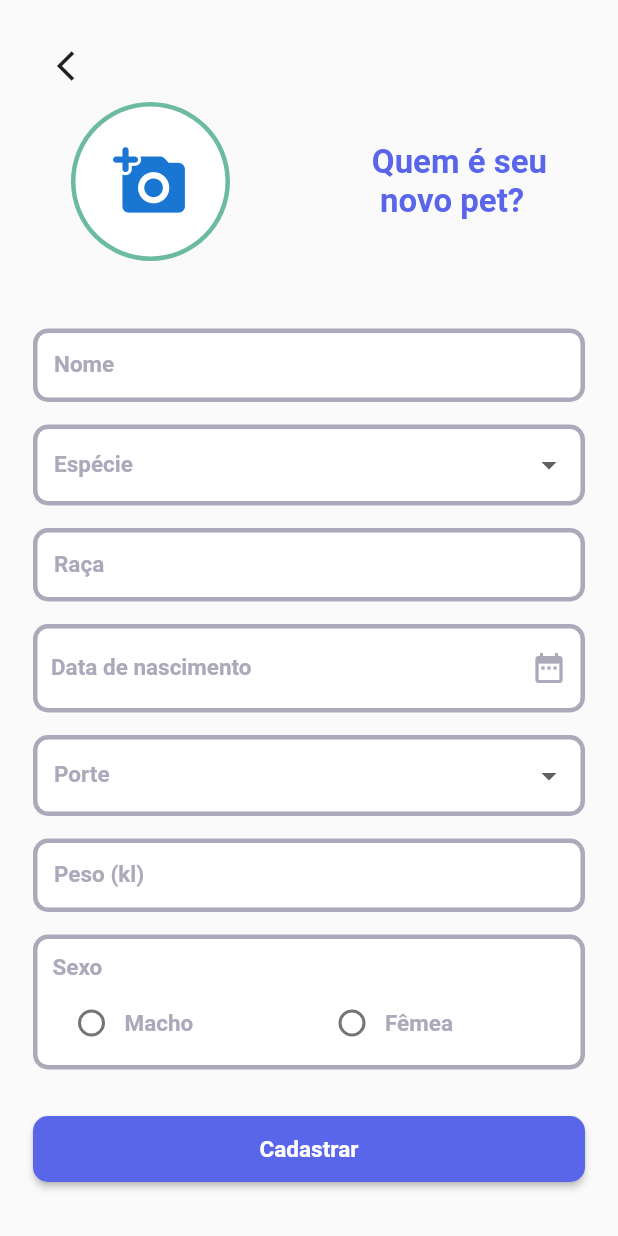
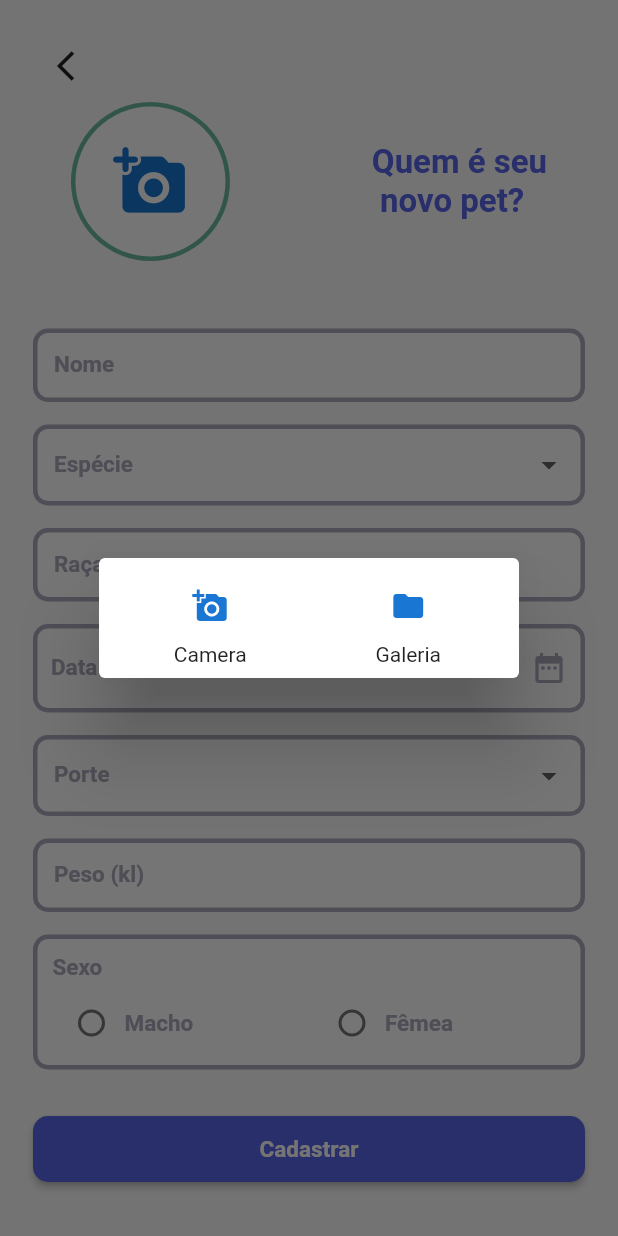
Before and after one commit to mypets-fiap/mypets_app, a Flutter app: the CadastroPetPage screen opened by its route, after a tap on the "add a photo" icon, on a phone screen of 412 x 824 dp. Run offline on Flutter 3.47's test engine with Material 2 defaults, Android fonts, the phone set to English and light mode, and no system bars; our stand-ins replace cloud_firestore, firebase_auth, firebase_core, firebase_storage, flutter_mobx, get_it and 2 more; accounts and stored records are empty; generated files the repository leaves out were written again; Roboto replaces fonts that are missing (Montserrat).

Commit message:
Popup com escolha de camera ou galeria

```diff
--- a/lib/app/pages/cadastro_pet_page.dart
+++ b/lib/app/pages/cadastro_pet_page.dart
@@ -69,7 +69,7 @@ Widget _fotoETitulo(CadastroPetController controller, BuildContext context) {
                 return controller.downloadUrl == null
                     ? IconButton(
                         onPressed: () {
-                          pickImage(controller);
+                          pickImage(context, controller);
                         },
                         icon: const Icon(Icons.add_a_photo_rounded),
                         iconSize: 50,
@@ -167,16 +167,18 @@ Widget _formulario(BuildContext context, CadastroPetController controller) {
   );
 }
 
-void pickImage(CadastroPetController controller) async {
+void pickImage(BuildContext context, CadastroPetController controller) async {
   final storageRef = FirebaseStorage.instance.ref();
 
   XFile? image;
 
-  ImageSource cameraSource = ImageSource.camera;
+  //ImageSource cameraSource = ImageSource.camera;
   // ignore: unused_local_variable
-  ImageSource gallerySource = ImageSource.gallery;
+  //ImageSource gallerySource = ImageSource.gallery;
 
-  image = await ImagePicker().pickImage(source: cameraSource);
+  ImageSource imageSource = await _cameraGaleria(context);
+
+  image = await ImagePicker().pickImage(source: imageSource);
 
   if (image == null) return;
 
@@ -194,3 +196,44 @@ void pickImage(CadastroPetController controller) async {
     controller.downloadUrl = "";
   }
 }
+
+Future<ImageSource> _cameraGaleria(BuildContext context) async {
+  ImageSource imageSource = ImageSource.camera;
+  await showDialog(
+      context: context,
+      builder: (context) {
+        return AlertDialog(actions: [
+          Row(
+            mainAxisAlignment: MainAxisAlignment.spaceAround,
+            children: [
+              Column(
+                children: [
+                  IconButton(
+                    onPressed: () {
+                      imageSource = ImageSource.camera;
+                      Navigator.pop(context);
+                    },
+                    icon: const Icon(Icons.add_a_photo),
+                  ),
+                  const Text("Camera"),
+                ],
+              ),
+              Column(
+                children: [
+                  IconButton(
+                    onPressed: () {
+                      imageSource = ImageSource.gallery;
+                      Navigator.pop(context);
+                    },
+                    icon: const Icon(Icons.folder),
+                  ),
+                  const Text("Galeria"),
+                ],
+              ),
+            ],
+          ),
+        ]);
+      });
+
+  return imageSource;
+}
```
